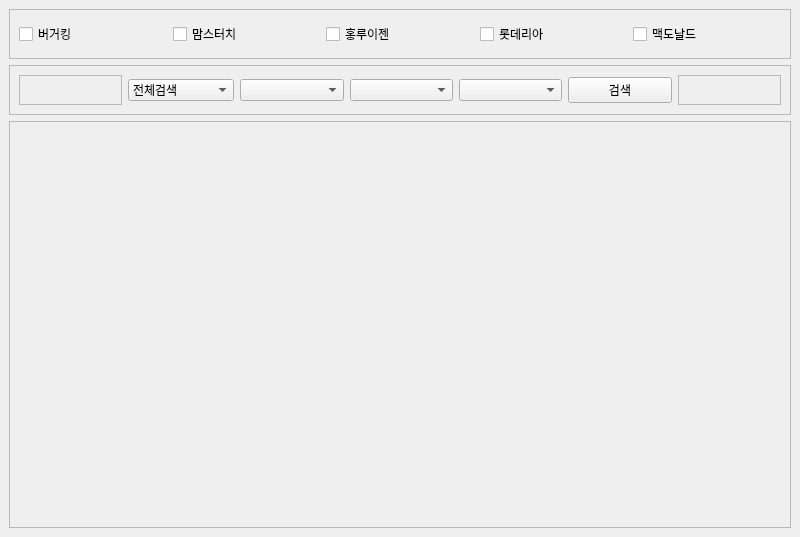
Old version of the form heatmap.ui in the repository comsa33/jeojson-heatmap_python_project.
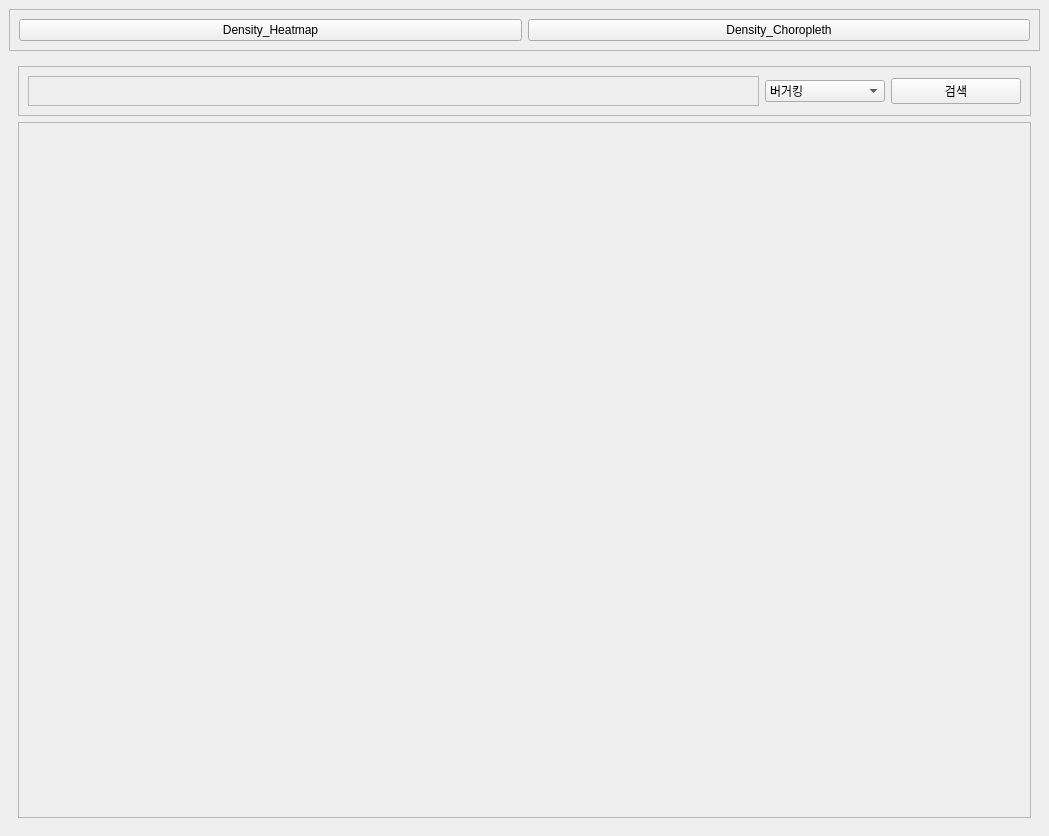
New version of the form. The open tabs and pages were chosen to show the change.

```diff
--- a/heatmap.ui
+++ b/heatmap.ui
@@ -6,8 +6,8 @@
    <rect>
     <x>0</x>
     <y>0</y>
-    <width>800</width>
-    <height>537</height>
+    <width>1049</width>
+    <height>836</height>
    </rect>
   </property>
   <property name="windowTitle">
@@ -16,6 +16,42 @@
   <widget class="QWidget" name="centralwidget">
    <layout class="QVBoxLayout" name="verticalLayout">
     <item>
+     <widget class="QFrame" name="frame_6">
+      <property name="maximumSize">
+       <size>
+        <width>16777215</width>
+        <height>60</height>
+       </size>
+      </property>
+      <property name="frameShape">
+       <enum>QFrame::StyledPanel</enum>
+      </property>
+      <property name="frameShadow">
+       <enum>QFrame::Raised</enum>
+      </property>
+      <layout class="QHBoxLayout" name="horizontalLayout_4">
+       <item>
+        <widget class="QPushButton" name="btn_hm">
+         <property name="text">
+          <string>Density_Heatmap</string>
+         </property>
+        </widget>
+       </item>
+       <item>
+        <widget class="QPushButton" name="btn_cp">
+         <property name="text">
+          <string>Density_Choropleth</string>
+         </property>
+        </widget>
+       </item>
+      </layout>
+     </widget>
+    </item>
+    <item>
+     <widget class="QStackedWidget" name="stackedWidget">
+      <widget class="QWidget" name="density_heatmap">
+       <layout class="QVBoxLayout" name="verticalLayout_2">
+        <item>
      <widget class="QFrame" name="frame_5">
       <property name="enabled">
        <bool>true</bool>
@@ -264,6 +300,100 @@
       <property name="frameShadow">
        <enum>QFrame::Raised</enum>
       </property>
+         </widget>
+        </item>
+       </layout>
+      </widget>
+      <widget class="QWidget" name="density_choropleth">
+       <layout class="QVBoxLayout" name="verticalLayout_3">
+        <item>
+         <widget class="QFrame" name="frame_8">
+          <property name="maximumSize">
+           <size>
+            <width>16777215</width>
+            <height>50</height>
+           </size>
+          </property>
+          <property name="frameShape">
+           <enum>QFrame::StyledPanel</enum>
+          </property>
+          <property name="frameShadow">
+           <enum>QFrame::Raised</enum>
+          </property>
+          <layout class="QHBoxLayout" name="horizontalLayout_5">
+           <item>
+            <widget class="QFrame" name="frame_9">
+             <property name="frameShape">
+              <enum>QFrame::StyledPanel</enum>
+             </property>
+             <property name="frameShadow">
+              <enum>QFrame::Raised</enum>
+             </property>
+            </widget>
+           </item>
+           <item>
+            <widget class="QComboBox" name="select_store_nm">
+             <property name="maximumSize">
+              <size>
+               <width>120</width>
+               <height>16777215</height>
+              </size>
+             </property>
+             <item>
+              <property name="text">
+               <string>버거킹</string>
+              </property>
+             </item>
+             <item>
+              <property name="text">
+               <string>롯데리아</string>
+              </property>
+             </item>
+             <item>
+              <property name="text">
+               <string>맥도날드</string>
+              </property>
+             </item>
+             <item>
+              <property name="text">
+               <string>맘스터치</string>
+              </property>
+             </item>
+             <item>
+              <property name="text">
+               <string>홍루이젠</string>
+              </property>
+             </item>
+            </widget>
+           </item>
+           <item>
+            <widget class="QPushButton" name="btn_cp_search">
+             <property name="maximumSize">
+              <size>
+               <width>130</width>
+               <height>16777215</height>
+              </size>
+             </property>
+             <property name="text">
+              <string>검색</string>
+             </property>
+            </widget>
+           </item>
+          </layout>
+         </widget>
+        </item>
+        <item>
+         <widget class="QFrame" name="frame_7">
+          <property name="frameShape">
+           <enum>QFrame::StyledPanel</enum>
+          </property>
+          <property name="frameShadow">
+           <enum>QFrame::Raised</enum>
+          </property>
+         </widget>
+        </item>
+       </layout>
+      </widget>
      </widget>
     </item>
    </layout>
```
Lines whose indentation alone changed are shown as unchanged.
